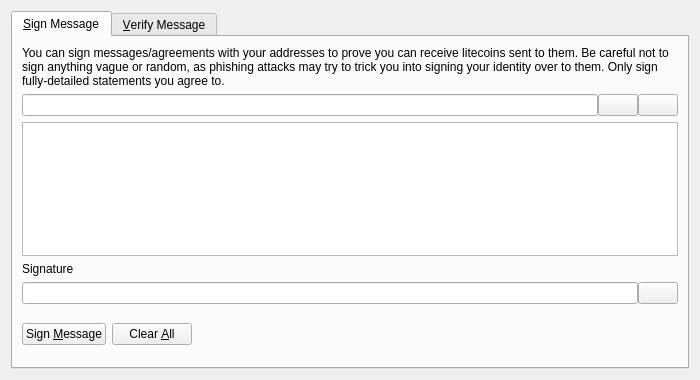
Before: the Qt Designer form kriscoin/src/qt/forms/signverifymessagedialog.ui in humanwhoexplores/kriscoin, drawn with Qt 5.
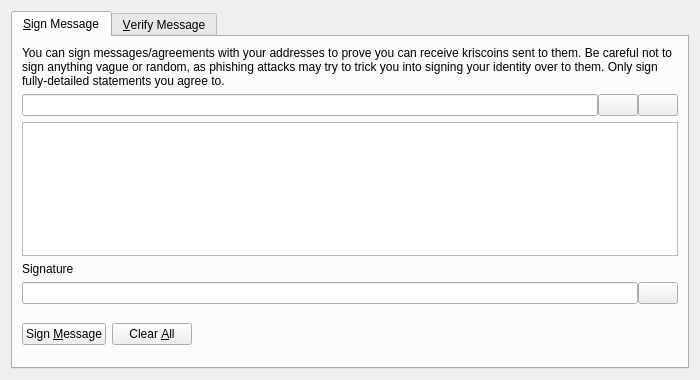
After: the same form once the commit is applied. Icons and pictures are not drawn. Custom widgets are drawn as their Qt base class.

Patch:
```diff
--- a/kriscoin/src/qt/forms/signverifymessagedialog.ui
+++ b/kriscoin/src/qt/forms/signverifymessagedialog.ui
@@ -30,7 +30,7 @@
        <item>
         <widget class="QLabel" name="infoLabel_SM">
          <property name="text">
-          <string>You can sign messages/agreements with your addresses to prove you can receive litecoins sent to them. Be careful not to sign anything vague or random, as phishing attacks may try to trick you into signing your identity over to them. Only sign fully-detailed statements you agree to.</string>
+          <string>You can sign messages/agreements with your addresses to prove you can receive kriscoins sent to them. Be careful not to sign anything vague or random, as phishing attacks may try to trick you into signing your identity over to them. Only sign fully-detailed statements you agree to.</string>
          </property>
          <property name="textFormat">
           <enum>Qt::PlainText</enum>
```
Left out of the diff: 8 changed lines with no effect on the pictures.
